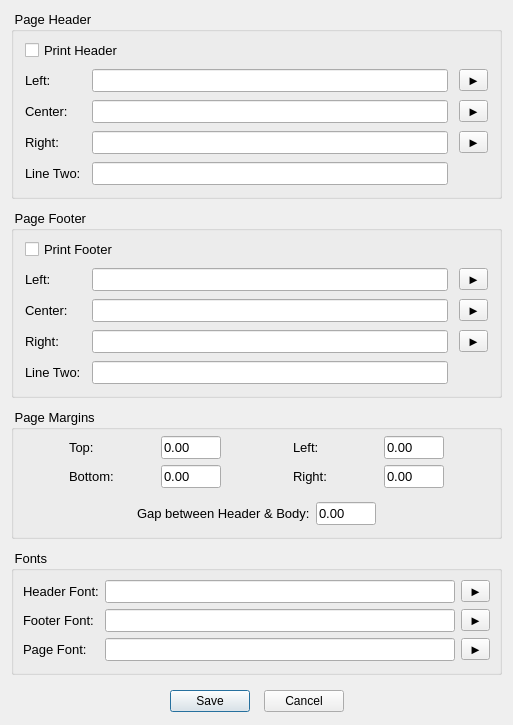
Old version of the form forms/dialog_print_opt.ui in the repository copperspice/diamond.
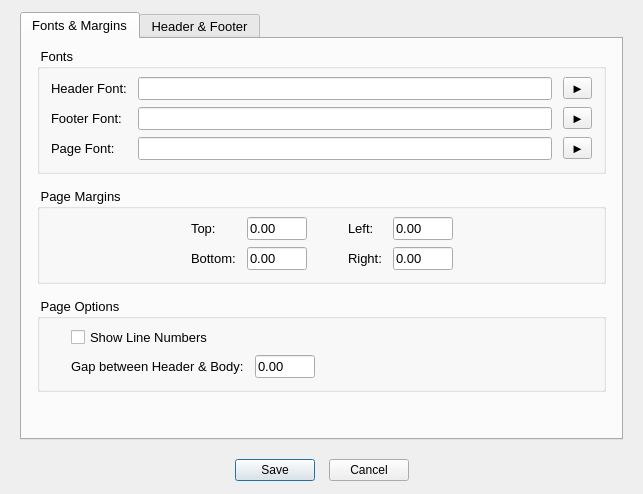
New version of the form. The open tabs and pages were chosen to show the change.

Commit message: Added line numbers to printing, added copy buffer

```diff
--- a/forms/dialog_print_opt.ui
+++ b/forms/dialog_print_opt.ui
@@ -6,8 +6,8 @@
    <rect>
     <x>0</x>
     <y>0</y>
-    <width>509</width>
-    <height>724</height>
+    <width>643</width>
+    <height>493</height>
    </rect>
   </property>
   <property name="windowTitle">
@@ -15,15 +15,15 @@
   </property>
   <layout class="QGridLayout" name="gridLayout">
    <property name="leftMargin">
-    <number>11</number>
+    <number>20</number>
    </property>
    <property name="topMargin">
-    <number>11</number>
+    <number>12</number>
    </property>
    <property name="rightMargin">
-    <number>11</number>
+    <number>20</number>
    </property>
-   <item row="9" column="0">
+   <item row="3" column="0">
     <layout class="QHBoxLayout" name="horizontalLayout_101">
      <item>
       <spacer name="horizontalSpacer_100">
@@ -83,8 +83,45 @@
      </item>
     </layout>
    </item>
-   <item row="6" column="0">
-    <widget class="QGroupBox" name="groupBox_4">
+   <item row="2" column="0">
+    <spacer name="verticalSpacer_4">
+     <property name="orientation">
+      <enum>Qt::Vertical</enum>
+     </property>
+     <property name="sizeType">
+      <enum>QSizePolicy::Fixed</enum>
+     </property>
+     <property name="sizeHint" stdset="0">
+      <size>
+       <width>20</width>
+       <height>12</height>
+      </size>
+     </property>
+    </spacer>
+   </item>
+   <item row="0" column="0">
+    <widget class="QTabWidget" name="tabWidget">
+     <property name="font">
+      <font>
+       <pointsize>10</pointsize>
+      </font>
+     </property>
+     <property name="currentIndex">
+      <number>1</number>
+     </property>
+     <widget class="QWidget" name="tab">
+      <attribute name="title">
+       <string>Fonts &amp;&amp; Margins</string>
+      </attribute>
+      <layout class="QVBoxLayout" name="verticalLayout_2">
+       <property name="leftMargin">
+        <number>15</number>
+       </property>
+       <property name="rightMargin">
+        <number>15</number>
+       </property>
+       <item>
+        <widget class="QGroupBox" name="groupBox1">
      <property name="font">
       <font>
        <pointsize>10</pointsize>
@@ -94,9 +131,37 @@
       <string> Fonts</string>
      </property>
      <layout class="QGridLayout" name="gridLayout_4">
+          <property name="leftMargin">
+           <number>11</number>
+          </property>
+          <property name="topMargin">
+           <number>8</number>
+          </property>
+          <property name="rightMargin">
+           <number>11</number>
+          </property>
       <property name="bottomMargin">
        <number>11</number>
       </property>
+          <property name="horizontalSpacing">
+           <number>11</number>
+          </property>
+          <property name="verticalSpacing">
+           <number>7</number>
+          </property>
+          <item row="12" column="2">
+           <widget class="QLineEdit" name="fontText">
+            <property name="minimumSize">
+             <size>
+              <width>350</width>
+              <height>0</height>
+             </size>
+            </property>
+            <property name="readOnly">
+             <bool>true</bool>
+            </property>
+           </widget>
+          </item>
       <item row="4" column="2">
        <widget class="QLineEdit" name="fontHeader">
         <property name="minimumSize">
@@ -158,19 +223,6 @@
         </property>
        </widget>
       </item>
-      <item row="12" column="2">
-       <widget class="QLineEdit" name="fontText">
-        <property name="minimumSize">
-         <size>
-          <width>350</width>
-          <height>0</height>
-         </size>
-        </property>
-        <property name="readOnly">
-         <bool>true</bool>
-        </property>
-       </widget>
-      </item>
       <item row="12" column="0">
        <widget class="QLabel" name="label_42">
         <property name="text">
@@ -181,7 +233,232 @@
      </layout>
     </widget>
    </item>
-   <item row="5" column="0">
+       <item>
+        <spacer name="verticalSpacer_1">
+         <property name="orientation">
+          <enum>Qt::Vertical</enum>
+         </property>
+         <property name="sizeType">
+          <enum>QSizePolicy::Fixed</enum>
+         </property>
+         <property name="sizeHint" stdset="0">
+          <size>
+           <width>100</width>
+           <height>8</height>
+          </size>
+         </property>
+        </spacer>
+       </item>
+       <item>
+        <widget class="QGroupBox" name="groupBox2">
+         <property name="font">
+          <font>
+           <pointsize>10</pointsize>
+          </font>
+         </property>
+         <property name="title">
+          <string> Page Margins </string>
+         </property>
+         <layout class="QGridLayout" name="gridLayout_5">
+          <property name="leftMargin">
+           <number>11</number>
+          </property>
+          <property name="topMargin">
+           <number>8</number>
+          </property>
+          <property name="rightMargin">
+           <number>11</number>
+          </property>
+          <property name="bottomMargin">
+           <number>11</number>
+          </property>
+          <property name="horizontalSpacing">
+           <number>11</number>
+          </property>
+          <property name="verticalSpacing">
+           <number>7</number>
+          </property>
+          <item row="0" column="2">
+           <widget class="QLineEdit" name="marginTop">
+            <property name="maximumSize">
+             <size>
+              <width>60</width>
+              <height>16777215</height>
+             </size>
+            </property>
+            <property name="font">
+             <font>
+              <pointsize>10</pointsize>
+             </font>
+            </property>
+            <property name="inputMask">
+             <string>9.99;0</string>
+            </property>
+            <property name="text">
+             <string>.</string>
+            </property>
+           </widget>
+          </item>
+          <item row="0" column="5">
+           <widget class="QLineEdit" name="marginLeft">
+            <property name="maximumSize">
+             <size>
+              <width>60</width>
+              <height>16777215</height>
+             </size>
+            </property>
+            <property name="font">
+             <font>
+              <pointsize>10</pointsize>
+             </font>
+            </property>
+            <property name="inputMask">
+             <string>9.99;0</string>
+            </property>
+           </widget>
+          </item>
+          <item row="1" column="2">
+           <widget class="QLineEdit" name="marginBottom">
+            <property name="maximumSize">
+             <size>
+              <width>60</width>
+              <height>16777215</height>
+             </size>
+            </property>
+            <property name="font">
+             <font>
+              <pointsize>10</pointsize>
+             </font>
+            </property>
+            <property name="inputMask">
+             <string>9.99;0</string>
+            </property>
+           </widget>
+          </item>
+          <item row="0" column="4">
+           <widget class="QLabel" name="label_32">
+            <property name="font">
+             <font>
+              <pointsize>10</pointsize>
+             </font>
+            </property>
+            <property name="text">
+             <string>Left:</string>
+            </property>
+           </widget>
+          </item>
+          <item row="1" column="5">
+           <widget class="QLineEdit" name="marginRight">
+            <property name="maximumSize">
+             <size>
+              <width>60</width>
+              <height>16777215</height>
+             </size>
+            </property>
+            <property name="font">
+             <font>
+              <pointsize>10</pointsize>
+             </font>
+            </property>
+            <property name="inputMask">
+             <string>9.99;0</string>
+            </property>
+           </widget>
+          </item>
+          <item row="1" column="1">
+           <widget class="QLabel" name="label_31">
+            <property name="font">
+             <font>
+              <pointsize>10</pointsize>
+             </font>
+            </property>
+            <property name="text">
+             <string>Bottom:</string>
+            </property>
+           </widget>
+          </item>
+          <item row="0" column="1">
+           <widget class="QLabel" name="labe_30">
+            <property name="font">
+             <font>
+              <pointsize>10</pointsize>
+             </font>
+            </property>
+            <property name="text">
+             <string>Top:</string>
+            </property>
+           </widget>
+          </item>
+          <item row="0" column="0">
+           <spacer name="horizontalSpacer_2">
+            <property name="orientation">
+             <enum>Qt::Horizontal</enum>
+            </property>
+            <property name="sizeType">
+             <enum>QSizePolicy::Expanding</enum>
+            </property>
+            <property name="sizeHint" stdset="0">
+             <size>
+              <width>20</width>
+              <height>20</height>
+             </size>
+            </property>
+           </spacer>
+          </item>
+          <item row="0" column="3">
+           <spacer name="horizontalSpacer">
+            <property name="orientation">
+             <enum>Qt::Horizontal</enum>
+            </property>
+            <property name="sizeType">
+             <enum>QSizePolicy::Fixed</enum>
+            </property>
+            <property name="sizeHint" stdset="0">
+             <size>
+              <width>30</width>
+              <height>20</height>
+             </size>
+            </property>
+           </spacer>
+          </item>
+          <item row="1" column="4">
+           <widget class="QLabel" name="label_33">
+            <property name="font">
+             <font>
+              <pointsize>10</pointsize>
+             </font>
+            </property>
+            <property name="text">
+             <string>Right:</string>
+            </property>
+           </widget>
+          </item>
+          <item row="0" column="6">
+           <spacer name="horizontalSpacer_4">
+            <property name="orientation">
+             <enum>Qt::Horizontal</enum>
+            </property>
+            <property name="sizeHint" stdset="0">
+             <size>
+              <width>40</width>
+              <height>20</height>
+             </size>
+            </property>
+           </spacer>
+          </item>
+         </layout>
+         <zorder>label_32</zorder>
+         <zorder>marginRight</zorder>
+         <zorder>labe_30</zorder>
+         <zorder>label_33</zorder>
+         <zorder>marginTop</zorder>
+         <zorder>label_31</zorder>
+         <zorder>marginBottom</zorder>
+         <zorder>marginLeft</zorder>
+         <zorder>horizontalSpacer_4</zorder>
+        </widget>
+       </item>
+       <item>
     <spacer name="verticalSpacer_3">
      <property name="orientation">
       <enum>Qt::Vertical</enum>
@@ -191,16 +468,88 @@
      </property>
      <property name="sizeHint" stdset="0">
       <size>
-       <width>20</width>
-       <height>5</height>
+           <width>100</width>
+           <height>8</height>
       </size>
      </property>
     </spacer>
    </item>
-   <item row="3" column="0">
-    <spacer name="verticalSpacer_2">
+       <item>
+        <widget class="QGroupBox" name="groupBox3">
+         <property name="font">
+          <font>
+           <pointsize>10</pointsize>
+          </font>
+         </property>
+         <property name="title">
+          <string> Page Options</string>
+         </property>
+         <layout class="QGridLayout" name="gridLayout_3">
+          <property name="leftMargin">
+           <number>11</number>
+          </property>
+          <property name="topMargin">
+           <number>8</number>
+          </property>
+          <property name="rightMargin">
+           <number>11</number>
+          </property>
+          <property name="bottomMargin">
+           <number>11</number>
+          </property>
+          <property name="horizontalSpacing">
+           <number>11</number>
+          </property>
+          <property name="verticalSpacing">
+           <number>7</number>
+          </property>
+          <item row="1" column="1">
+           <widget class="QLabel" name="label">
+            <property name="font">
+             <font>
+              <pointsize>10</pointsize>
+             </font>
+            </property>
+            <property name="text">
+             <string>Gap between Header &amp; Body:</string>
+            </property>
+           </widget>
+          </item>
+          <item row="0" column="1">
+           <widget class="QCheckBox" name="lineNumbers_CKB">
+            <property name="font">
+             <font>
+              <pointsize>10</pointsize>
+             </font>
+            </property>
+            <property name="text">
+             <string>Show Line Numbers</string>
+            </property>
+           </widget>
+          </item>
+          <item row="1" column="3">
+           <widget class="QLineEdit" name="hdrGap">
+            <property name="minimumSize">
+             <size>
+              <width>60</width>
+              <height>0</height>
+             </size>
+            </property>
+            <property name="maximumSize">
+             <size>
+              <width>60</width>
+              <height>16777215</height>
+             </size>
+            </property>
+            <property name="inputMask">
+             <string>9.99;0</string>
+            </property>
+           </widget>
+          </item>
+          <item row="0" column="0">
+           <spacer name="horizontalSpacer_6">
      <property name="orientation">
-      <enum>Qt::Vertical</enum>
+             <enum>Qt::Horizontal</enum>
      </property>
      <property name="sizeType">
       <enum>QSizePolicy::Fixed</enum>
@@ -208,13 +557,64 @@
      <property name="sizeHint" stdset="0">
       <size>
        <width>20</width>
-       <height>5</height>
+              <height>20</height>
       </size>
      </property>
     </spacer>
    </item>
-   <item row="0" column="0">
-    <widget class="QGroupBox" name="groupBox1">
+          <item row="0" column="4">
+           <spacer name="horizontalSpacer_3">
+            <property name="orientation">
+             <enum>Qt::Horizontal</enum>
+            </property>
+            <property name="sizeHint" stdset="0">
+             <size>
+              <width>261</width>
+              <height>18</height>
+             </size>
+            </property>
+           </spacer>
+          </item>
+         </layout>
+        </widget>
+       </item>
+       <item>
+        <spacer name="verticalSpacer">
+         <property name="orientation">
+          <enum>Qt::Vertical</enum>
+         </property>
+         <property name="sizeHint" stdset="0">
+          <size>
+           <width>20</width>
+           <height>8</height>
+          </size>
+         </property>
+        </spacer>
+       </item>
+      </layout>
+      <zorder>groupBox2</zorder>
+      <zorder>groupBox1</zorder>
+      <zorder>verticalSpacer_1</zorder>
+      <zorder>verticalSpacer_3</zorder>
+      <zorder>groupBox3</zorder>
+      <zorder>verticalSpacer</zorder>
+     </widget>
+     <widget class="QWidget" name="tab_2">
+      <attribute name="title">
+       <string>Header &amp;&amp; Footer</string>
+      </attribute>
+      <layout class="QVBoxLayout" name="verticalLayout">
+       <property name="leftMargin">
+        <number>15</number>
+       </property>
+       <property name="rightMargin">
+        <number>15</number>
+       </property>
+       <property name="bottomMargin">
+        <number>3</number>
+       </property>
+       <item>
+        <widget class="QGroupBox" name="groupBox4">
      <property name="font">
       <font>
        <pointsize>10</pointsize>
@@ -240,7 +640,7 @@
        <number>11</number>
       </property>
       <property name="verticalSpacing">
-       <number>8</number>
+           <number>7</number>
       </property>
       <item row="5" column="0">
        <widget class="QLabel" name="label_13">
@@ -422,8 +822,24 @@
      </layout>
     </widget>
    </item>
-   <item row="2" column="0">
-    <widget class="QGroupBox" name="groupBox2">
+       <item>
+        <spacer name="verticalSpacer_2">
+         <property name="orientation">
+          <enum>Qt::Vertical</enum>
+         </property>
+         <property name="sizeType">
+          <enum>QSizePolicy::Fixed</enum>
+         </property>
+         <property name="sizeHint" stdset="0">
+          <size>
+           <width>20</width>
+           <height>8</height>
+          </size>
+         </property>
+        </spacer>
+       </item>
+       <item>
+        <widget class="QGroupBox" name="groupBox5">
      <property name="font">
       <font>
        <pointsize>10</pointsize>
@@ -449,7 +865,7 @@
        <number>11</number>
       </property>
       <property name="verticalSpacing">
-       <number>8</number>
+           <number>7</number>
       </property>
       <item row="4" column="1">
        <widget class="QLineEdit" name="footer_Right">
@@ -642,297 +1058,25 @@
      </layout>
     </widget>
    </item>
-   <item row="8" column="0">
-    <spacer name="verticalSpacer_4">
+       <item>
+        <spacer name="verticalSpacer_5">
      <property name="orientation">
       <enum>Qt::Vertical</enum>
      </property>
      <property name="sizeType">
-      <enum>QSizePolicy::Fixed</enum>
+          <enum>QSizePolicy::MinimumExpanding</enum>
      </property>
      <property name="sizeHint" stdset="0">
       <size>
        <width>20</width>
-       <height>8</height>
+           <height>3</height>
       </size>
      </property>
     </spacer>
    </item>
-   <item row="4" column="0">
-    <widget class="QGroupBox" name="groupBox3">
-     <property name="font">
-      <font>
-       <pointsize>10</pointsize>
-      </font>
-     </property>
-     <property name="title">
-      <string> Page Margins </string>
-     </property>
-     <layout class="QGridLayout" name="gridLayout_3">
-      <property name="topMargin">
-       <number>6</number>
-      </property>
-      <property name="bottomMargin">
-       <number>11</number>
-      </property>
-      <item row="0" column="3">
-       <spacer name="horizontalSpacer">
-        <property name="orientation">
-         <enum>Qt::Horizontal</enum>
-        </property>
-        <property name="sizeType">
-         <enum>QSizePolicy::Fixed</enum>
-        </property>
-        <property name="sizeHint" stdset="0">
-         <size>
-          <width>60</width>
-          <height>20</height>
-         </size>
-        </property>
-       </spacer>
-      </item>
-      <item row="0" column="6">
-       <spacer name="horizontalSpacer_3">
-        <property name="orientation">
-         <enum>Qt::Horizontal</enum>
-        </property>
-        <property name="sizeType">
-         <enum>QSizePolicy::Fixed</enum>
-        </property>
-        <property name="sizeHint" stdset="0">
-         <size>
-          <width>40</width>
-          <height>20</height>
-         </size>
-        </property>
-       </spacer>
-      </item>
-      <item row="0" column="4">
-       <widget class="QLabel" name="label_32">
-        <property name="font">
-         <font>
-          <pointsize>10</pointsize>
-         </font>
-        </property>
-        <property name="text">
-         <string>Left:</string>
-        </property>
-       </widget>
-      </item>
-      <item row="0" column="0">
-       <spacer name="horizontalSpacer_2">
-        <property name="orientation">
-         <enum>Qt::Horizontal</enum>
-        </property>
-        <property name="sizeType">
-         <enum>QSizePolicy::Fixed</enum>
-        </property>
-        <property name="sizeHint" stdset="0">
-         <size>
-          <width>40</width>
-          <height>20</height>
-         </size>
-        </property>
-       </spacer>
-      </item>
-      <item row="1" column="5">
-       <widget class="QLineEdit" name="marginRight">
-        <property name="maximumSize">
-         <size>
-          <width>60</width>
-          <height>16777215</height>
-         </size>
-        </property>
-        <property name="font">
-         <font>
-          <pointsize>10</pointsize>
-         </font>
-        </property>
-        <property name="inputMask">
-         <string>9.99;0</string>
-        </property>
-       </widget>
-      </item>
-      <item row="0" column="1">
-       <widget class="QLabel" name="labe_30">
-        <property name="font">
-         <font>
-          <pointsize>10</pointsize>
-         </font>
-        </property>
-        <property name="text">
-         <string>Top:</string>
-        </property>
-       </widget>
-      </item>
-      <item row="1" column="4">
-       <widget class="QLabel" name="label_33">
-        <property name="font">
-         <font>
-          <pointsize>10</pointsize>
-         </font>
-        </property>
-        <property name="text">
-         <string>Right:</string>
-        </property>
-       </widget>
-      </item>
-      <item row="0" column="2">
-       <widget class="QLineEdit" name="marginTop">
-        <property name="maximumSize">
-         <size>
-          <width>60</width>
-          <height>16777215</height>
-         </size>
-        </property>
-        <property name="font">
-         <font>
-          <pointsize>10</pointsize>
-         </font>
-        </property>
-        <property name="inputMask">
-         <string>9.99;0</string>
-        </property>
-        <property name="text">
-         <string>.</string>
-        </property>
-       </widget>
-      </item>
-      <item row="1" column="1">
-       <widget class="QLabel" name="label_31">
-        <property name="font">
-         <font>
-          <pointsize>10</pointsize>
-         </font>
-        </property>
-        <property name="text">
-         <string>Bottom:</string>
-        </property>
-       </widget>
-      </item>
-      <item row="1" column="2">
-       <widget class="QLineEdit" name="marginBottom">
-        <property name="maximumSize">
-         <size>
-          <width>60</width>
-          <height>16777215</height>
-         </size>
-        </property>
-        <property name="font">
-         <font>
-          <pointsize>10</pointsize>
-         </font>
-        </property>
-        <property name="inputMask">
-         <string>9.99;0</string>
-        </property>
-       </widget>
-      </item>
-      <item row="0" column="5">
-       <widget class="QLineEdit" name="marginLeft">
-        <property name="maximumSize">
-         <size>
-          <width>60</width>
-          <height>16777215</height>
-         </size>
-        </property>
-        <property name="font">
-         <font>
-          <pointsize>10</pointsize>
-         </font>
-        </property>
-        <property name="inputMask">
-         <string>9.99;0</string>
-        </property>
-       </widget>
-      </item>
-      <item row="4" column="0" colspan="7">
-       <layout class="QHBoxLayout" name="horizontalLayout">
-        <item>
-         <spacer name="horizontalSpacer_4">
-          <property name="orientation">
-           <enum>Qt::Horizontal</enum>
-          </property>
-          <property name="sizeHint" stdset="0">
-           <size>
-            <width>40</width>
-            <height>20</height>
-           </size>
-          </property>
-         </spacer>
-        </item>
-        <item>
-         <widget class="QLabel" name="label">
-          <property name="text">
-           <string>Gap between Header &amp; Body:</string>
-          </property>
-         </widget>
-        </item>
-        <item>
-         <widget class="QLineEdit" name="hdrGap">
-          <property name="maximumSize">
-           <size>
-            <width>60</width>
-            <height>16777215</height>
-           </size>
-          </property>
-          <property name="inputMask">
-           <string>9.99;0</string>
-          </property>
-         </widget>
-        </item>
-        <item>
-         <spacer name="horizontalSpacer_5">
-          <property name="orientation">
-           <enum>Qt::Horizontal</enum>
-          </property>
-          <property name="sizeType">
-           <enum>QSizePolicy::Expanding</enum>
-          </property>
-          <property name="sizeHint" stdset="0">
-           <size>
-            <width>20</width>
-            <height>20</height>
-           </size>
-          </property>
-         </spacer>
-        </item>
-       </layout>
-      </item>
-      <item row="2" column="2">
-       <spacer name="verticalSpacer">
-        <property name="orientation">
-         <enum>Qt::Vertical</enum>
-        </property>
-        <property name="sizeType">
-         <enum>QSizePolicy::Fixed</enum>
-        </property>
-        <property name="sizeHint" stdset="0">
-         <size>
-          <width>0</width>
-          <height>8</height>
-         </size>
-        </property>
-       </spacer>
-      </item>
-     </layout>
-    </widget>
-   </item>
-   <item row="1" column="0">
-    <spacer name="verticalSpacer_1">
-     <property name="orientation">
-      <enum>Qt::Vertical</enum>
-     </property>
-     <property name="sizeType">
-      <enum>QSizePolicy::Fixed</enum>
-     </property>
-     <property name="sizeHint" stdset="0">
-      <size>
-       <width>20</width>
-       <height>5</height>
-      </size>
-     </property>
-    </spacer>
+      </layout>
+     </widget>
+    </widget>
    </item>
   </layout>
  </widget>
```
Lines whose indentation alone changed are shown as unchanged. The commit also changes 19 other files.
